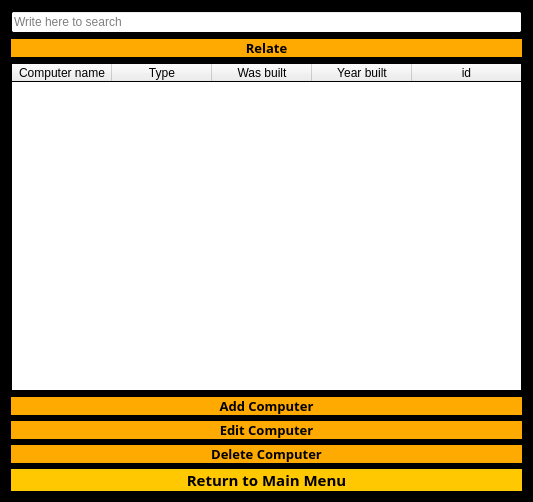
First picture: the form in computerwindow.ui, repository stefanv15/verklegtNamskeid_skil3, before the edit.
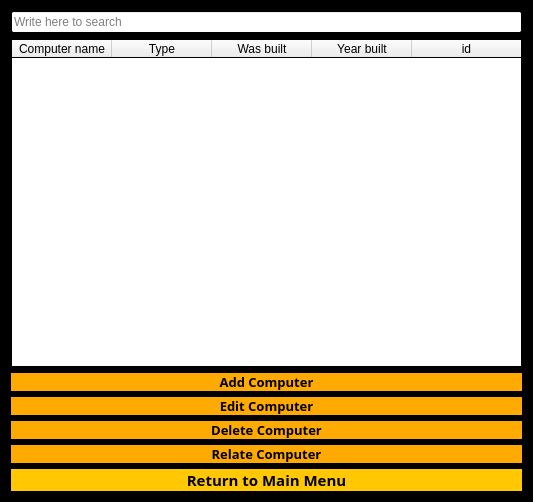
Second picture: the form after the edit.

Commit message: undirbúningur fyrir relation

The edit to the form file:
```diff
--- a/computerwindow.ui
+++ b/computerwindow.ui
@@ -85,29 +85,6 @@
      </property>
     </widget>
    </item>
-   <item>
-    <widget class="QPushButton" name="button_computer_relation">
-     <property name="font">
-      <font>
-       <family>Rockwell</family>
-       <pointsize>10</pointsize>
-       <weight>75</weight>
-       <italic>false</italic>
-       <bold>true</bold>
-      </font>
-     </property>
-     <property name="styleSheet">
-      <string notr="true">QPushButton
-{
-	color: black;
-	background-color: rgba(255, 170, 0); border: none;
-}</string>
-     </property>
-     <property name="text">
-      <string>Relate</string>
-     </property>
-    </widget>
-   </item>
    <item>
     <widget class="QTableWidget" name="tableWidget">
      <property name="minimumSize">
@@ -306,6 +283,29 @@
      </property>
     </widget>
    </item>
+   <item>
+    <widget class="QPushButton" name="button_computer_relation">
+     <property name="font">
+      <font>
+       <family>Rockwell</family>
+       <pointsize>10</pointsize>
+       <weight>75</weight>
+       <italic>false</italic>
+       <bold>true</bold>
+      </font>
+     </property>
+     <property name="styleSheet">
+      <string notr="true">QPushButton
+{
+	color: black;
+	background-color: rgba(255, 170, 0); border: none;
+}</string>
+     </property>
+     <property name="text">
+      <string>Relate Computer</string>
+     </property>
+    </widget>
+   </item>
    <item>
     <widget class="QPushButton" name="button_computer_return">
      <property name="font">
```
The commit also changes 31 other files.
